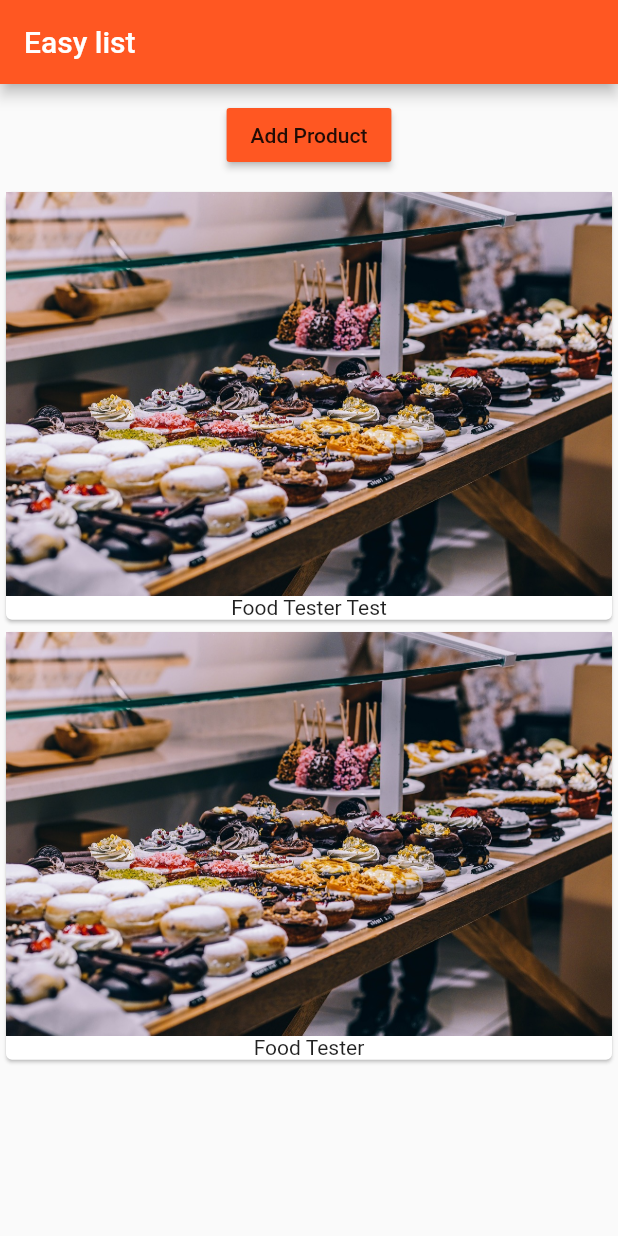
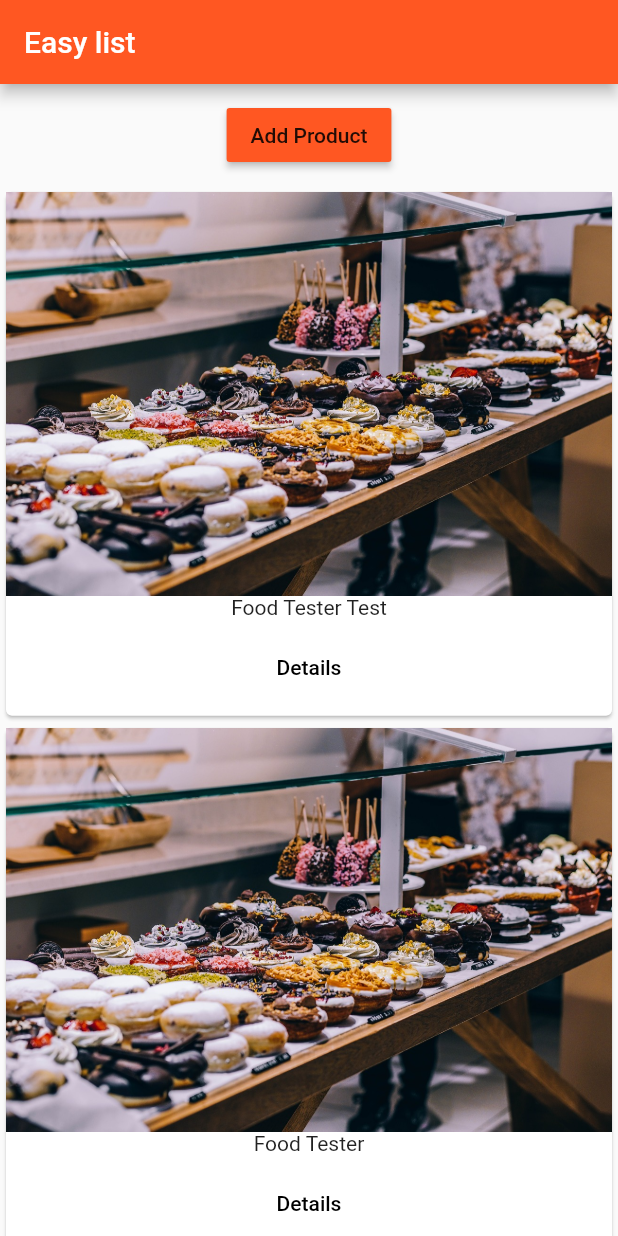
Before and after one commit to kaflan/flutter_lerning_app, a Flutter app: the screen it shows after launch, on a phone screen of 412 x 824 dp. Run offline on Flutter 3.47's test engine with Material 2 defaults, Android fonts, the phone set to English and light mode, and no system bars.

Commit message:
Add: product page view

```diff
--- a/lib/product_manager.dart
+++ b/lib/product_manager.dart
@@ -1,6 +1,6 @@
 import 'package:flutter/material.dart';
 
-import './product.dart';
+import './products.dart';
 import './product_control.dart';
 
 class ProductManager extends StatefulWidget {
--- a/lib/product.dart
+++ b/lib/products.dart
@@ -12,7 +12,16 @@ class Products extends StatelessWidget {
       child: Column(
         children: <Widget>[
           Image.asset('assets/food.jpg'),
-          Text(products[index])
+          Text(products[index]),
+          ButtonBar(
+            alignment: MainAxisAlignment.center,
+            children: <Widget>[
+              FlatButton(
+                child: Text('Details'),
+                onPressed: () {},
+              )
+            ],
+          )
         ],
       ),
     );
```
Also changed, not shown: lib/pages/product.dart (added, +10 -0 lines).
